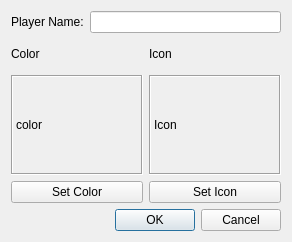
This is forms/newplayerdialog.ui in tuxflo/Memory_Qt_GUI as Qt 5 draws it before an edit. The edited form follows.
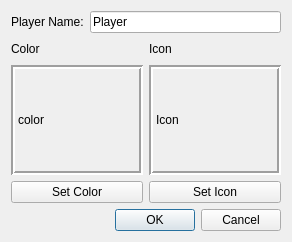
This is the edited form.

Diff of the .ui file:
```diff
--- a/forms/newplayerdialog.ui
+++ b/forms/newplayerdialog.ui
@@ -26,12 +26,22 @@
         </widget>
        </item>
        <item>
-        <widget class="QLineEdit" name="lineEdit"/>
+        <widget class="QLineEdit" name="lineEdit">
+         <property name="text">
+          <string>Player</string>
+         </property>
+        </widget>
        </item>
       </layout>
      </item>
      <item row="1" column="0">
       <widget class="QLabel" name="color_label">
+       <property name="maximumSize">
+        <size>
+         <width>16777215</width>
+         <height>20</height>
+        </size>
+       </property>
        <property name="text">
         <string>Color</string>
        </property>
@@ -39,6 +49,12 @@
      </item>
      <item row="1" column="1">
       <widget class="QLabel" name="icon_label">
+       <property name="maximumSize">
+        <size>
+         <width>16777215</width>
+         <height>20</height>
+        </size>
+       </property>
        <property name="text">
         <string>Icon</string>
        </property>
@@ -64,6 +80,9 @@
        <property name="frameShadow">
         <enum>QFrame::Sunken</enum>
        </property>
+       <property name="lineWidth">
+        <number>2</number>
+       </property>
        <property name="text">
         <string>color</string>
        </property>
@@ -89,6 +108,9 @@
        <property name="frameShadow">
         <enum>QFrame::Sunken</enum>
        </property>
+       <property name="lineWidth">
+        <number>2</number>
+       </property>
        <property name="text">
         <string>Icon</string>
        </property>
```
